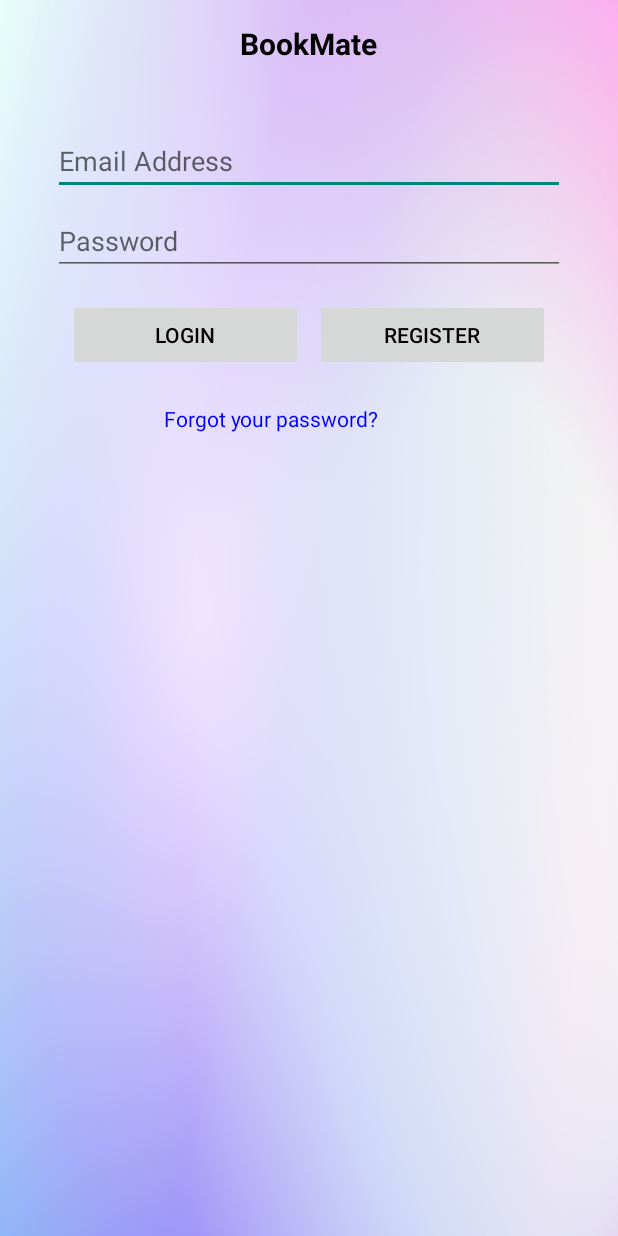
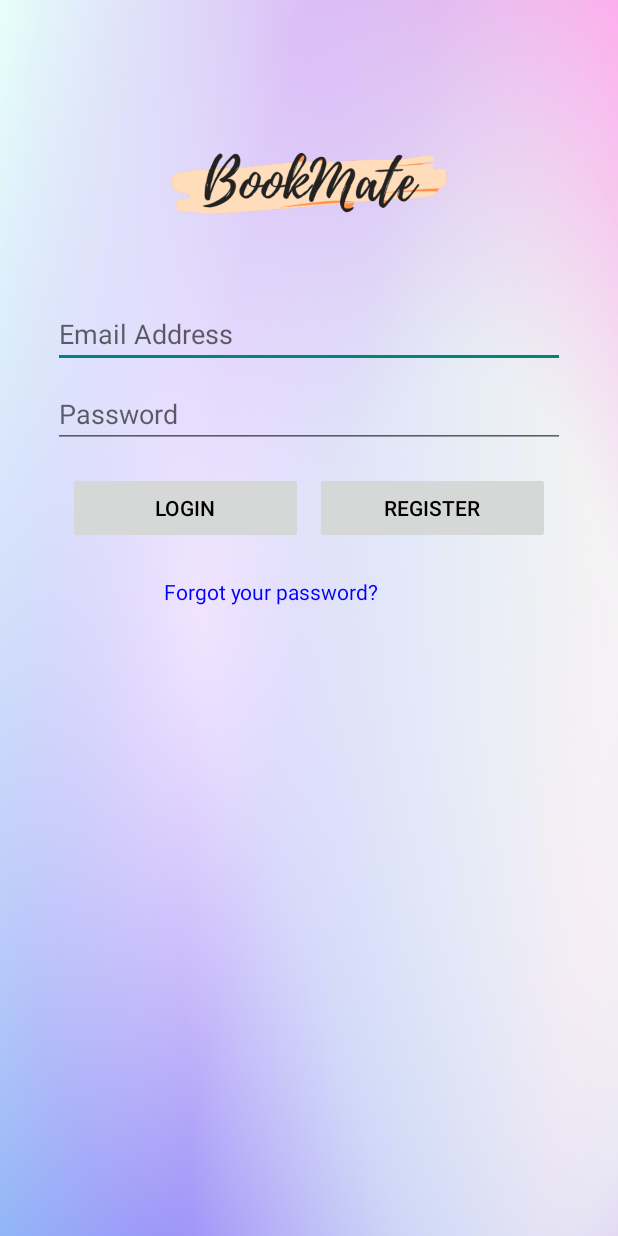
Before and after one commit to mattth3ww/Mobile-App-Assignment, an Android app: the screen it shows after launch (Login), on a phone screen of 412 x 824 dp. Run offline under Robolectric (Android 15) with nearby library versions, the phone set to English and light mode, and no system bars; our stand-ins replace Firebase (no records; nobody signed in at launch, a user with empty details on screens opened directly).

Commit message:
Project V2
Prototype v2.0

```diff
--- a/app/src/main/AndroidManifest.xml
+++ b/app/src/main/AndroidManifest.xml
@@ -4,7 +4,7 @@
     <uses-permission android:name="android.permission.INTERNET" />
     <application
         android:allowBackup="true"
-        android:icon="@mipmap/ic_launcher"
+        android:icon="@drawable/logo"
         android:label="BookMate"
         android:roundIcon="@mipmap/ic_launcher_round"
         android:supportsRtl="true"
--- a/app/src/main/res/layout/login.xml
+++ b/app/src/main/res/layout/login.xml
@@ -5,25 +5,22 @@
     android:layout_height="match_parent"
     android:background="@drawable/color_d">
 
-    <TextView
-        android:id="@+id/tvAppName"
-        android:layout_width="wrap_content"
-        android:layout_height="wrap_content"
-        android:text="BookMate"
-        android:textSize="20sp"
-        android:textStyle="bold"
+    <ImageView
+        android:id="@+id/ivAppLogo"
+        android:layout_width="220dp"
+        android:layout_height="220dp"
         android:layout_centerHorizontal="true"
-        android:layout_marginTop="15dp" />
+        android:layout_marginTop="15dp"
+        android:src="@drawable/logo_inapp" />
 
     <!-- Password field -->
     <EditText
         android:id="@+id/etUsername"
         android:layout_width="match_parent"
         android:layout_height="wrap_content"
-        android:layout_below="@id/tvAppName"
         android:layout_centerHorizontal="true"
         android:layout_marginStart="35dp"
-        android:layout_marginTop="42dp"
+        android:layout_marginTop="200dp"
         android:layout_marginEnd="35dp"
         android:hint="Email Address" />
 
```
Also changed, not shown: app/src/main/res/drawable/logo.png (added), app/src/main/res/drawable/logo_inapp.png (added).
